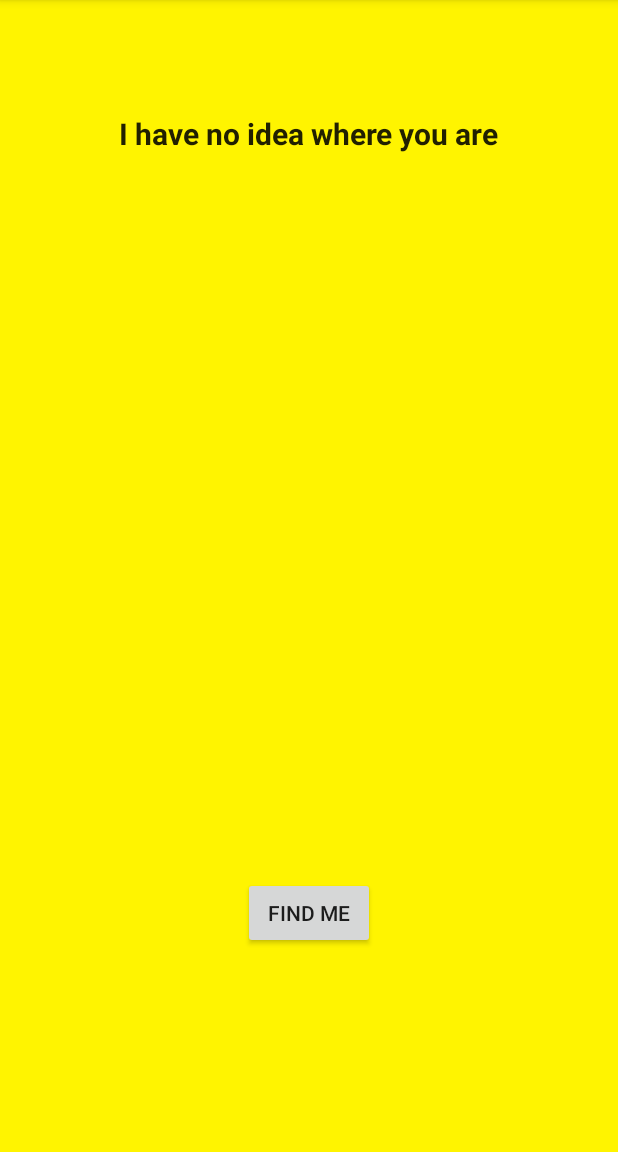
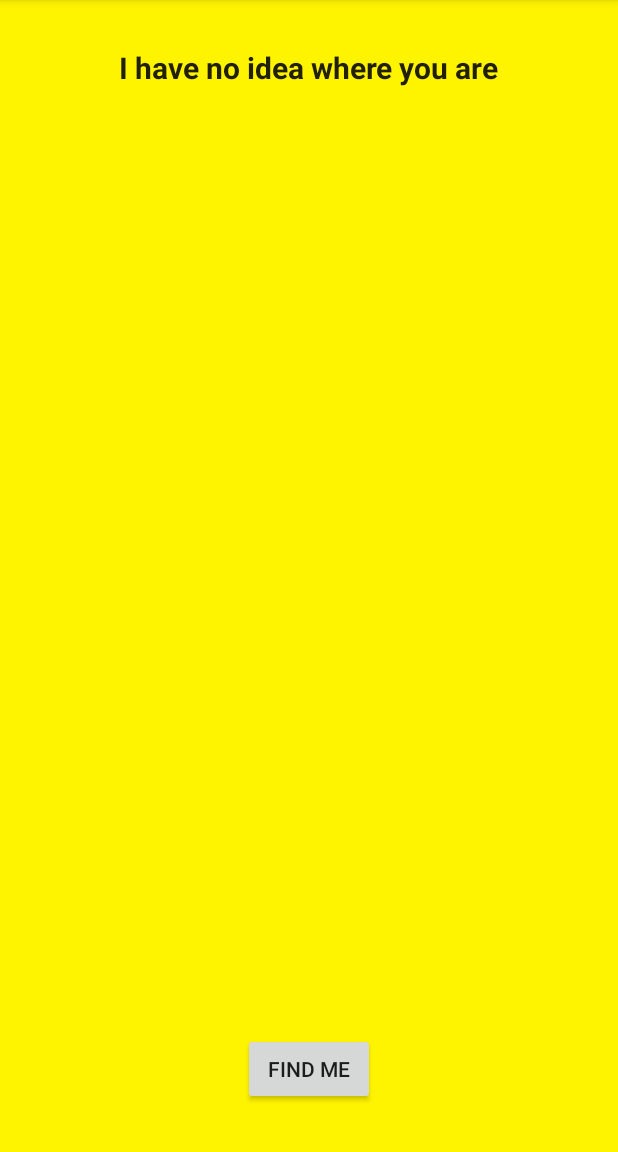
Before and after one commit to mityakoval/where_am_i, an Android app: the screen it shows after launch (MainActivity), on a phone screen of 412 x 824 dp, the part 84-1236 px from its top. Run offline under Robolectric (Android 15) with nearby library versions, the phone set to English and light mode, and no system bars.

Commit message:
General fix

```diff
--- a/app/src/main/AndroidManifest.xml
+++ b/app/src/main/AndroidManifest.xml
@@ -26,7 +26,7 @@
         android:label="@string/app_name"
         android:theme="@style/AppTheme">
         <service
-            android:name=".FetchAddressIntentService"
+            android:name=".FetchAddressService"
             android:exported="false" />
 
         <service
@@ -36,7 +36,8 @@
         <activity
             android:name=".MainActivity"
             android:icon="@drawable/app_logo"
-            android:label="@string/app_name" >
+            android:label="@string/app_name"
+            android:configChanges="orientation|screenSize">
             <intent-filter>
                 <action android:name="android.intent.action.MAIN" />
 
--- a/app/src/main/res/layout/activity_main.xml
+++ b/app/src/main/res/layout/activity_main.xml
@@ -13,9 +13,9 @@
         android:text="@string/find_me"
         android:id="@+id/button"
         android:onClick="launchMapsActivity"
+        android:layout_marginBottom="15dp"
         android:layout_alignParentBottom="true"
-        android:layout_centerHorizontal="true"
-        android:layout_marginBottom="119dp" />
+        android:layout_centerHorizontal="true" />
 
     <TextView
         android:layout_width="wrap_content"
@@ -25,7 +25,7 @@
         android:id="@+id/textView"
         android:textSize="20sp"
         android:textStyle="bold"
-        android:layout_marginTop="59dp"
+        android:layout_marginTop="15dp"
         android:layout_alignParentTop="true"
         android:layout_centerHorizontal="true" />
 
```
Also changed, not shown: app/src/main/java/com/mityakoval/whereami/FetchAddressService.java (renamed from app/src/main/java/com/mityakoval/whereami/FetchAddressIntentService.java, +7 -5 lines), app/src/main/java/com/mityakoval/whereami/FetchWeatherService.java (+6 -4 lines), app/src/main/java/com/mityakoval/whereami/LocationHistoryActivity.java (+5 -2 lines), app/src/main/java/com/mityakoval/whereami/MainActivity.java (+18 -7 lines), app/src/main/java/com/mityakoval/whereami/MapsActivity.java (+8 -7 lines), app/src/main/java/com/mityakoval/whereami/ShakeListener.java (added, +21 -0 lines), 1 other file.
